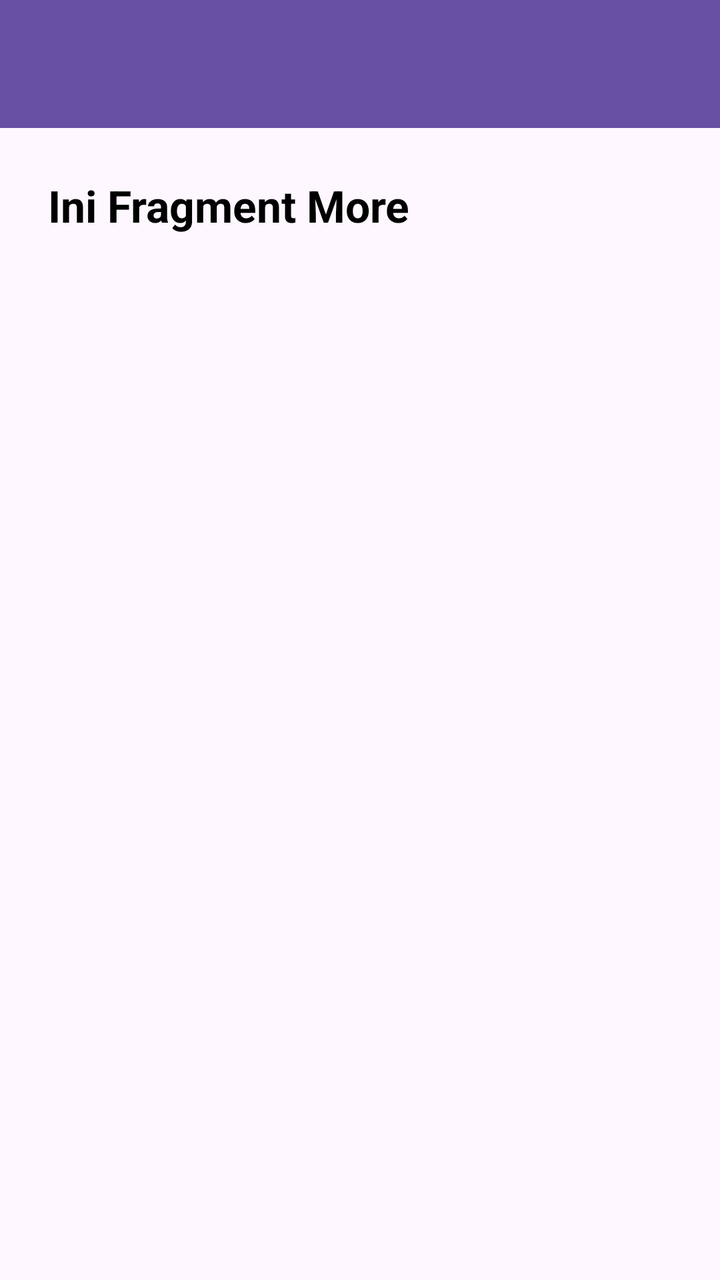
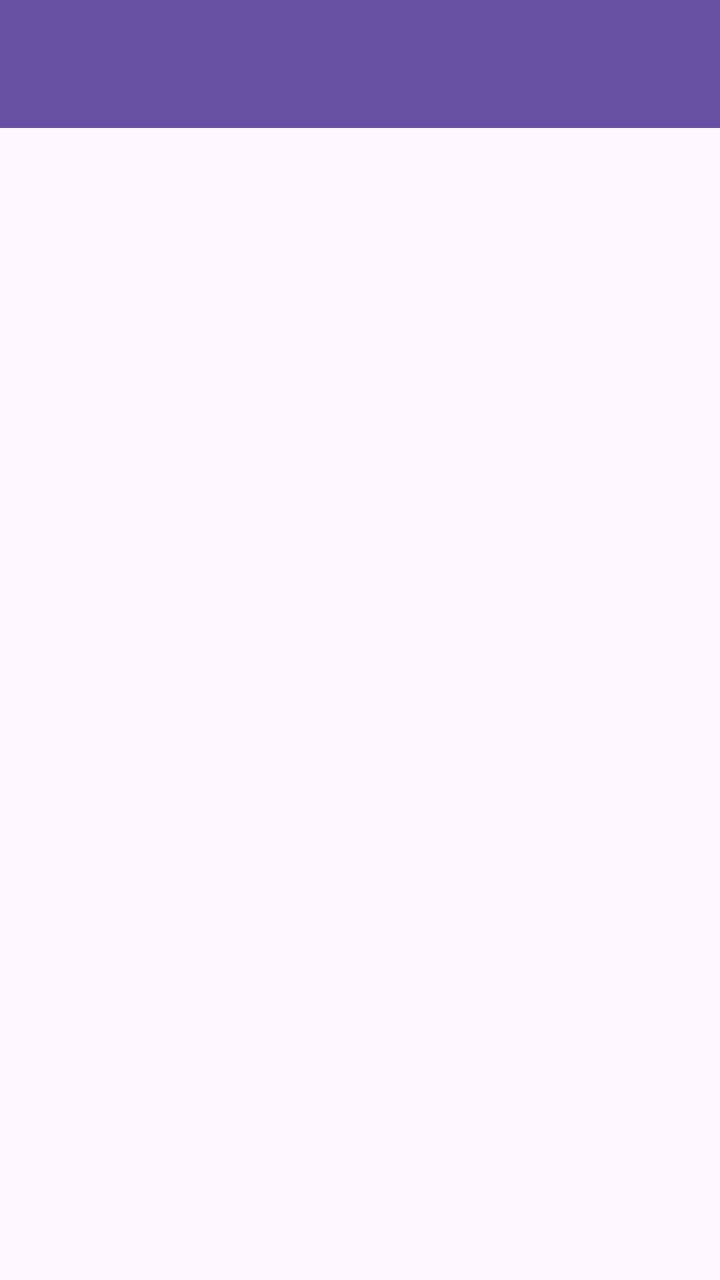

The first picture is an Android layout as it rendered before a commit; the second is the same layout after the commit. The layout source and the unified diff follow.
<!-- AndroidManifest.xml: application theme Theme.Pertemuan3 -->
<!-- res/layout/fragment_more.xml -->
<?xml version="1.0" encoding="utf-8"?>
<androidx.constraintlayout.widget.ConstraintLayout xmlns:android="http://schemas.android.com/apk/res/android"
    xmlns:app="http://schemas.android.com/apk/res-auto"
    xmlns:tools="http://schemas.android.com/tools"
    android:layout_width="match_parent"
    android:layout_height="match_parent"
    tools:context=".More.MoreFragment">

    
    <androidx.appcompat.widget.Toolbar
        android:id="@+id/toolbar"
        android:layout_width="match_parent"
        android:layout_height="?attr/actionBarSize"
        android:background="?attr/colorPrimary"
        app:layout_constraintEnd_toEndOf="parent"
        app:layout_constraintStart_toStartOf="parent"
        app:layout_constraintTop_toTopOf="parent"
        app:titleTextColor="@android:color/white" />

    <TextView
        android:layout_width="wrap_content"
        android:layout_height="wrap_content"
        android:text="Ini Fragment More"
        android:textSize="22sp"
        android:textStyle="bold"
        android:textColor="@color/black"
        app:layout_constraintTop_toBottomOf="@+id/toolbar"
        app:layout_constraintStart_toStartOf="parent"
        android:layout_margin="24dp" />

</androidx.constraintlayout.widget.ConstraintLayout>
<!-- resources referenced by this layout -->
<resources>
  <color name="black">#FF000000</color>
  <style name="Theme.Pertemuan3" parent="Base.Theme.Pertemuan3" />
  <style name="Base.Theme.Pertemuan3" parent="Theme.Material3.DayNight.NoActionBar">
          
          
      </style>
</resources>

<!-- the commit's change to res/layout/fragment_more.xml (unified diff, before → after) -->
@@ -1,31 +1,32 @@
 <?xml version="1.0" encoding="utf-8"?>
-<androidx.constraintlayout.widget.ConstraintLayout xmlns:android="http://schemas.android.com/apk/res/android"
+<androidx.coordinatorlayout.widget.CoordinatorLayout
+    xmlns:android="http://schemas.android.com/apk/res/android"
     xmlns:app="http://schemas.android.com/apk/res-auto"
     xmlns:tools="http://schemas.android.com/tools"
     android:layout_width="match_parent"
     android:layout_height="match_parent"
     tools:context=".More.MoreFragment">
 
-    
-    <androidx.appcompat.widget.Toolbar
-        android:id="@+id/toolbar"
+    <com.google.android.material.appbar.AppBarLayout
+        android:id="@+id/appBarLayout"
         android:layout_width="match_parent"
-        android:layout_height="?attr/actionBarSize"
-        android:background="?attr/colorPrimary"
-        app:layout_constraintEnd_toEndOf="parent"
-        app:layout_constraintStart_toStartOf="parent"
-        app:layout_constraintTop_toTopOf="parent"
-        app:titleTextColor="@android:color/white" />
+        android:layout_height="wrap_content"
+        android:theme="@style/ThemeOverlay.AppCompat.Dark.ActionBar">
 
-    <TextView
-        android:layout_width="wrap_content"
-        android:layout_height="wrap_content"
-        android:text="Ini Fragment More"
-        android:textSize="22sp"
-        android:textStyle="bold"
-        android:textColor="@color/black"
-        app:layout_constraintTop_toBottomOf="@+id/toolbar"
-        app:layout_constraintStart_toStartOf="parent"
-        android:layout_margin="24dp" />
+        <androidx.appcompat.widget.Toolbar
+            android:id="@+id/toolbar"
+            android:layout_width="match_parent"
+            android:layout_height="?attr/actionBarSize"
+            android:background="?attr/colorPrimary"
+            app:layout_scrollFlags="scroll|enterAlways"
+            app:titleTextColor="@android:color/white" />
 
-</androidx.constraintlayout.widget.ConstraintLayout>
+    </com.google.android.material.appbar.AppBarLayout>
+
+    <ListView
+        android:id="@+id/listViewItems"
+        android:layout_width="match_parent"
+        android:layout_height="match_parent"
+        app:layout_behavior="@string/appbar_scrolling_view_behavior" />
+
+</androidx.coordinatorlayout.widget.CoordinatorLayout>
<!-- resource entries referenced after the edit -->
@@ -1,6 +1,5 @@
 <!-- resources referenced by this layout -->
 <resources>
-  <color name="black">#FF000000</color>
   <style name="Theme.Pertemuan3" parent="Base.Theme.Pertemuan3" />
   <style name="Base.Theme.Pertemuan3" parent="Theme.Material3.DayNight.NoActionBar">
           
